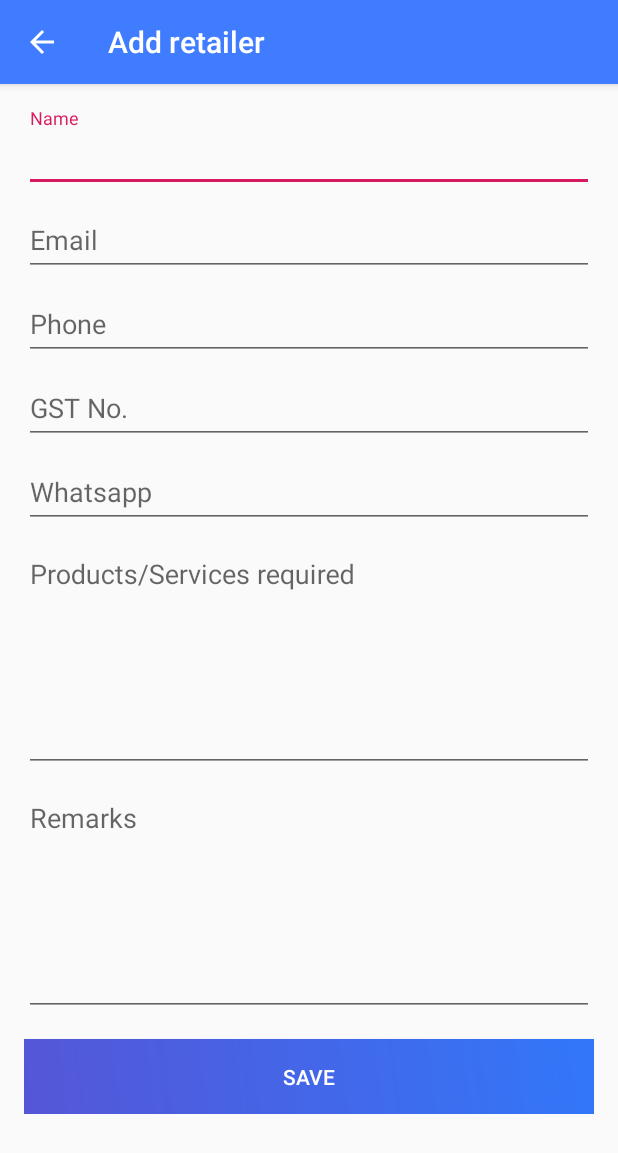
After one commit to aamku/Aamku_connect, an Android app: the AddRetailer screen opened directly, with no data from a screen before it, on a phone screen of 412 x 824 dp. The commit adds this screen. Shown: the top 1153 px of the screen. Run offline under Robolectric (Android 15) with nearby library versions, the phone set to English and light mode, and no system bars.

Commit message:
Retailer package created

```diff
--- /dev/null
+++ b/app/src/main/java/com/example/aamkuconnect/Salesperson/AddRetailer.java
@@ -0,0 +1,49 @@
+package com.example.aamkuconnect.Salesperson;
+
+import androidx.annotation.NonNull;
+import androidx.appcompat.app.ActionBar;
+import androidx.appcompat.app.AppCompatActivity;
+
+import android.content.Intent;
+import android.os.Bundle;
+import android.view.MenuItem;
+import android.widget.Button;
+
+import com.example.aamkuconnect.Dashboard;
+import com.example.aamkuconnect.R;
+import com.google.android.material.textfield.TextInputEditText;
+
+public class AddRetailer extends AppCompatActivity {
+
+    Button saveRetailer;
+    TextInputEditText retailer_name,retailer_email,retailer_phone,retailer_gst;
+
+    @Override
+    protected void onCreate(Bundle savedInstanceState) {
+        super.onCreate(savedInstanceState);
+        setContentView(R.layout.activity_add_retailer);
+
+        ActionBar ab = getSupportActionBar();
+        assert ab!= null;
+        ab.setTitle("Add retailer");
+        ab.setDisplayHomeAsUpEnabled(true);
+
+        saveRetailer = findViewById(R.id.saveRetailer);
+
+    }
+
+    @Override
+    public boolean onOptionsItemSelected(@NonNull MenuItem item) {
+
+        switch(item.getItemId()){
+
+            case android.R.id.home:
+                Intent i = new Intent(AddRetailer.this, Dashboard.class);
+                startActivity(i);
+                finish();
+                break;
+        }
+
+        return super.onOptionsItemSelected(item);
+    }
+}
--- /dev/null
+++ b/app/src/main/res/layout/activity_add_retailer.xml
@@ -0,0 +1,145 @@
+<?xml version="1.0" encoding="utf-8"?>
+<ScrollView
+    xmlns:android="http://schemas.android.com/apk/res/android"
+    xmlns:app="http://schemas.android.com/apk/res-auto"
+    xmlns:tools="http://schemas.android.com/tools"
+    android:layout_width="match_parent"
+    android:layout_height="match_parent"
+    tools:context=".Salesperson.AddRetailer"
+    android:padding="16dp">
+
+    <LinearLayout
+        android:layout_width="match_parent"
+        android:layout_height="match_parent"
+        android:orientation="vertical">
+
+        <com.google.android.material.textfield.TextInputLayout
+            android:layout_width="match_parent"
+            android:layout_height="wrap_content">
+
+            <com.google.android.material.textfield.TextInputEditText
+                android:layout_width="match_parent"
+                android:layout_height="45dp"
+                android:hint="Name"
+                android:id="@+id/retailer_name"
+                android:layout_marginTop="10dp">
+
+            </com.google.android.material.textfield.TextInputEditText>
+
+        </com.google.android.material.textfield.TextInputLayout>
+
+        <com.google.android.material.textfield.TextInputLayout
+            android:layout_width="match_parent"
+            android:layout_height="wrap_content">
+
+            <com.google.android.material.textfield.TextInputEditText
+                android:layout_width="match_parent"
+                android:layout_height="45dp"
+                android:hint="Email"
+                android:id="@+id/retailer_email"
+                android:layout_marginTop="10dp"
+                android:inputType="textEmailAddress">
+
+            </com.google.android.material.textfield.TextInputEditText>
+
+        </com.google.android.material.textfield.TextInputLayout>
+
+        <com.google.android.material.textfield.TextInputLayout
+            android:layout_width="match_parent"
+            android:layout_height="wrap_content">
+
+            <com.google.android.material.textfield.TextInputEditText
+                android:layout_width="match_parent"
+                android:layout_height="45dp"
+                android:hint="Phone"
+                android:id="@+id/retailer_phone"
+                android:layout_marginTop="10dp"
+                android:inputType="phone">
+
+            </com.google.android.material.textfield.TextInputEditText>
+
+        </com.google.android.material.textfield.TextInputLayout>
+
+        <com.google.android.material.textfield.TextInputLayout
+            android:layout_width="match_parent"
+            android:layout_height="wrap_content">
+
+            <com.google.android.material.textfield.TextInputEditText
+                android:layout_width="match_parent"
+                android:layout_height="45dp"
+                android:hint="GST No."
+                android:id="@+id/retailer_gst"
+                android:layout_marginTop="10dp">
+
+            </com.google.android.material.textfield.TextInputEditText>
+
+        </com.google.android.material.textfield.TextInputLayout>
+
+        <com.google.android.material.textfield.TextInputLayout
+            android:layout_width="match_parent"
+            android:layout_height="wrap_content">
+
+            <com.google.android.material.textfield.TextInputEditText
+                android:layout_width="match_parent"
+                android:layout_height="45dp"
+                android:hint="Whatsapp"
+                android:id="@+id/retailer_whatsapp"
+                android:layout_marginTop="10dp">
+
+            </com.google.android.material.textfield.TextInputEditText>
+
+        </com.google.android.material.textfield.TextInputLayout>
+
+        <com.google.android.material.textfield.TextInputLayout
+            android:layout_width="match_parent"
+            android:layout_height="wrap_content">
+
+            <com.google.android.material.textfield.TextInputEditText
+                android:inputType="textMultiLine"
+            android:lines="8"
+            android:minLines="6"
+            android:gravity="top|left"
+            android:id="@+id/services"
+            android:maxLines="10"
+            android:layout_height="wrap_content"
+            android:layout_width="match_parent"
+            android:hint="Products/Services required"
+            android:scrollbars="vertical">
+
+            </com.google.android.material.textfield.TextInputEditText>
+
+        </com.google.android.material.textfield.TextInputLayout>
+
+        <com.google.android.material.textfield.TextInputLayout
+            android:layout_width="match_parent"
+            android:layout_height="wrap_content">
+
+            <com.google.android.material.textfield.TextInputEditText
+                android:inputType="textMultiLine"
+                android:lines="8"
+                android:minLines="6"
+                android:gravity="top|left"
+                android:id="@+id/remarks"
+                android:maxLines="10"
+                android:layout_height="wrap_content"
+                android:layout_width="match_parent"
+                android:hint="Remarks"
+                android:scrollbars="vertical">
+
+            </com.google.android.material.textfield.TextInputEditText>
+
+        </com.google.android.material.textfield.TextInputLayout>
+
+        <Button
+            android:layout_width="match_parent"
+            android:layout_height="50dp"
+            android:layout_marginTop="15dp"
+            android:id="@+id/saveRetailer"
+            android:background="@drawable/main_gradient"
+            android:textColor="#fff"
+            android:text="SAVE"/>
+
+    </LinearLayout>
+
+
+</ScrollView>
--- a/app/src/main/res/values/styles.xml
+++ b/app/src/main/res/values/styles.xml
@@ -17,4 +17,8 @@
 
     <style name="AppTheme.PopupOverlay" parent="ThemeOverlay.AppCompat.Light" />
 
+    <style name="SplashTheme" parent="Theme.AppCompat.NoActionBar">
+        <item name="android:windowBackground">@drawable/splash</item>
+    </style>
+
 </resources>
```
Also changed, not shown: app/src/main/AndroidManifest.xml (+8 -4 lines), app/src/main/java/com/example/aamkuconnect/CheckOtp.java (+5 -11 lines), app/src/main/java/com/example/aamkuconnect/Dashboard.java (+92 -3 lines), app/src/main/java/com/example/aamkuconnect/Splash.java (added, +19 -0 lines), app/src/main/res/layout/activity_choose_login.xml (+5 -4 lines), app/src/main/res/menu/activity_dashboard_drawer.xml (+11 -1 lines), app/src/main/res/menu/dashboard.xml (+12 -0 lines), app/src/main/res/values/strings.xml (+7 -1 lines), app/src/main/res/drawable/boss.png (added), app/src/main/res/drawable/manager.png (added), app/src/main/res/drawable/retailer.png (added), app/src/main/res/drawable/splash.jpg (added).
